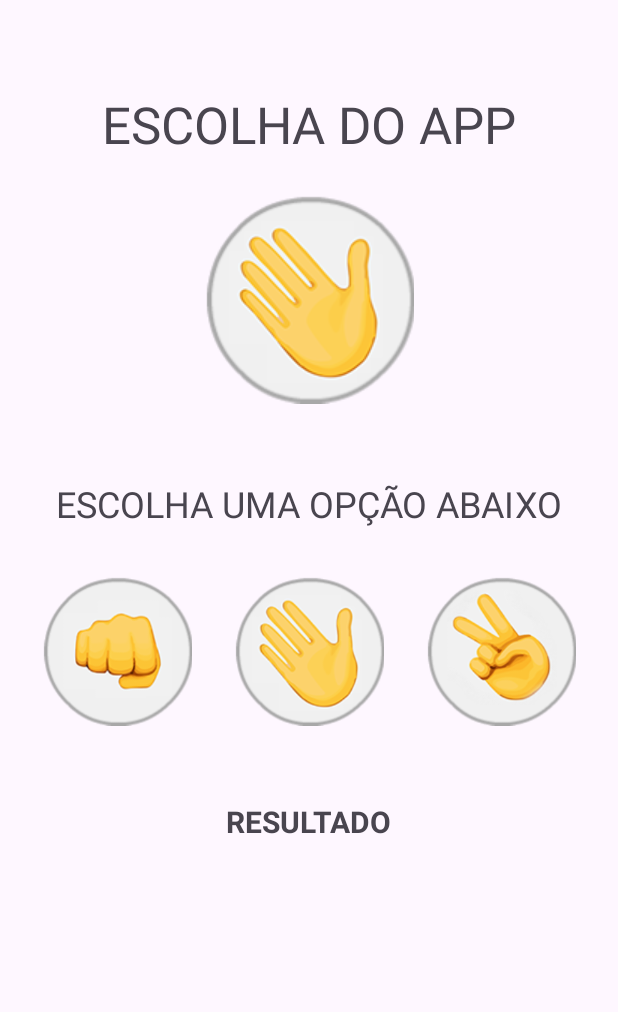
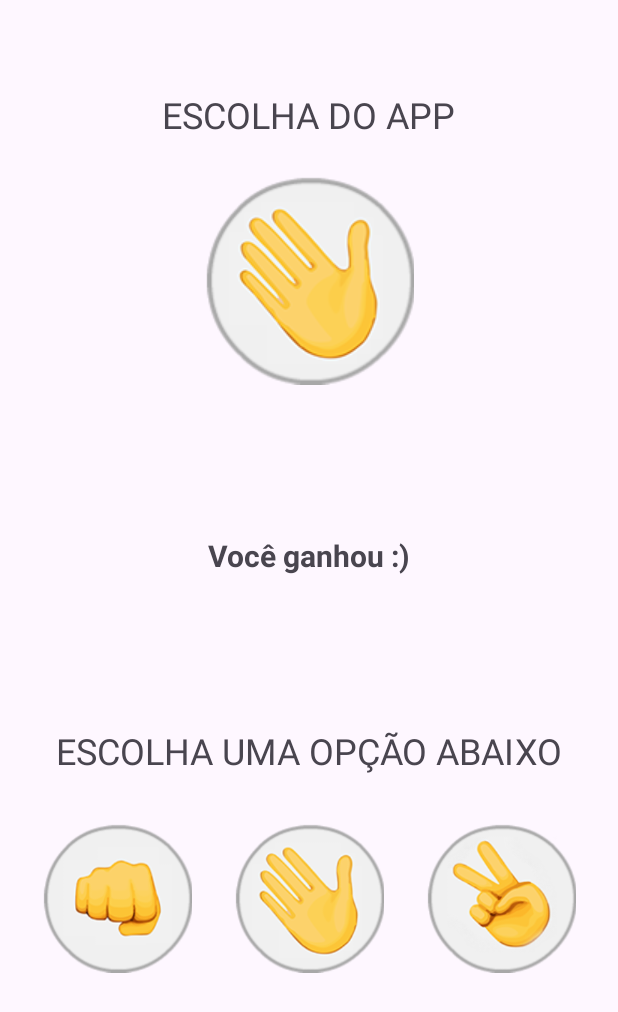
Before and after one commit to arttt95/jokenpo, an Android app: the screen it shows after launch (MainActivity), after a tap on an icon or button, on a phone screen of 412 x 824 dp. Shown: the top 1012 px of the screen. Run offline under Robolectric (Android 15) with nearby library versions, the phone set to English and light mode, and no system bars; 2 other taps on this screen came first.

```diff
--- a/app/src/main/java/com/arttt95/jokenpo/MainActivity.java
+++ b/app/src/main/java/com/arttt95/jokenpo/MainActivity.java
@@ -3,6 +3,7 @@ package com.arttt95.jokenpo;
 import android.os.Bundle;
 import android.view.View;
 import android.widget.ImageView;
+import android.widget.TextView;
 
 import androidx.activity.EdgeToEdge;
 import androidx.appcompat.app.AppCompatActivity;
@@ -84,7 +85,29 @@ public class MainActivity extends AppCompatActivity {
 
         String escolhaApp = gerarEscolhaAleatoriaApp();
 
-//        System.out.println("Item clicado: " + escolhaUsuario);
+        TextView textoResultado = findViewById(R.id.text_resultado);
+
+        if ( // App ganha
+            (escolhaUsuario == "Pedra" && escolhaApp == "Papel") ||
+            (escolhaUsuario == "Papel" && escolhaApp == "Tesoura") ||
+            (escolhaUsuario == "Tesoura" && escolhaApp == "Pedra")
+        ) {  // Lógica App ganha
+
+            textoResultado.setText("Você perdeu :(");
+
+        } else if (  // Usuário ganha
+            (escolhaUsuario == "Pedra" && escolhaApp == "Tesoura") ||
+            (escolhaUsuario == "Papel" && escolhaApp == "Pedra") ||
+            (escolhaUsuario == "Tesoura" && escolhaApp == "Papel")
+        ) { // Lógica Usuário ganha
+
+            textoResultado.setText("Você ganhou :)");
+
+        } else { // Empate
+
+            textoResultado.setText("It's a tie buddie!");
+
+        }
 
     }
 
--- a/app/src/main/res/layout/activity_main.xml
+++ b/app/src/main/res/layout/activity_main.xml
@@ -13,7 +13,7 @@
         android:layout_height="wrap_content"
         android:layout_marginTop="60dp"
         android:text="ESCOLHA DO APP"
-        android:textSize="34sp"
+        android:textSize="24sp"
         app:layout_constraintEnd_toEndOf="parent"
         app:layout_constraintHorizontal_bias="0.5"
         app:layout_constraintStart_toStartOf="parent"
@@ -34,13 +34,12 @@
         android:id="@+id/textView2"
         android:layout_width="wrap_content"
         android:layout_height="wrap_content"
-        android:layout_marginTop="50dp"
+        android:layout_marginTop="100dp"
         android:text="ESCOLHA UMA OPÇÃO ABAIXO"
         android:textSize="24sp"
         app:layout_constraintEnd_toEndOf="parent"
-        app:layout_constraintHorizontal_bias="0.5"
         app:layout_constraintStart_toStartOf="parent"
-        app:layout_constraintTop_toBottomOf="@+id/image_escolhaApp" />
+        app:layout_constraintTop_toBottomOf="@+id/text_resultado" />
 
     <ImageView
         android:id="@+id/imageView2"
@@ -79,15 +78,14 @@
         app:srcCompat="@drawable/tesoura" />
 
     <TextView
-        android:id="@+id/textView3"
+        android:id="@+id/text_resultado"
         android:layout_width="wrap_content"
         android:layout_height="wrap_content"
-        android:layout_marginTop="50dp"
+        android:layout_marginTop="100dp"
         android:text="RESULTADO"
         android:textSize="20sp"
         android:textStyle="bold"
         app:layout_constraintEnd_toEndOf="parent"
-        app:layout_constraintHorizontal_bias="0.5"
         app:layout_constraintStart_toStartOf="parent"
-        app:layout_constraintTop_toBottomOf="@+id/imageView3" />
+        app:layout_constraintTop_toBottomOf="@+id/image_escolhaApp" />
 </androidx.constraintlayout.widget.ConstraintLayout>
```
